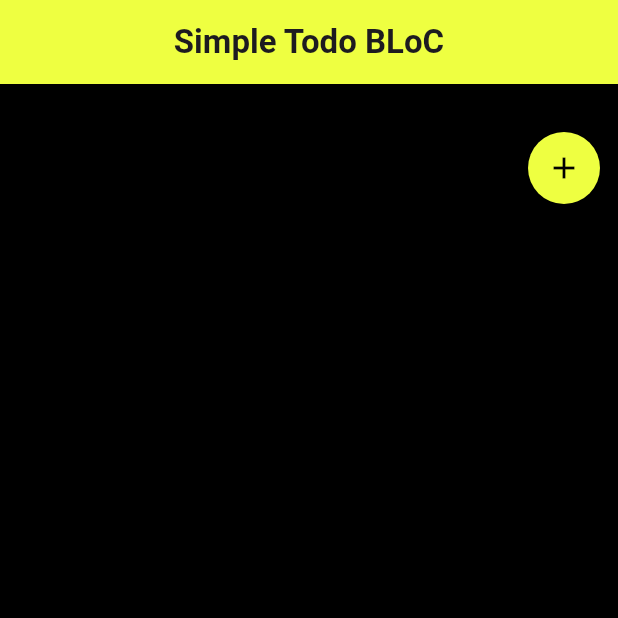
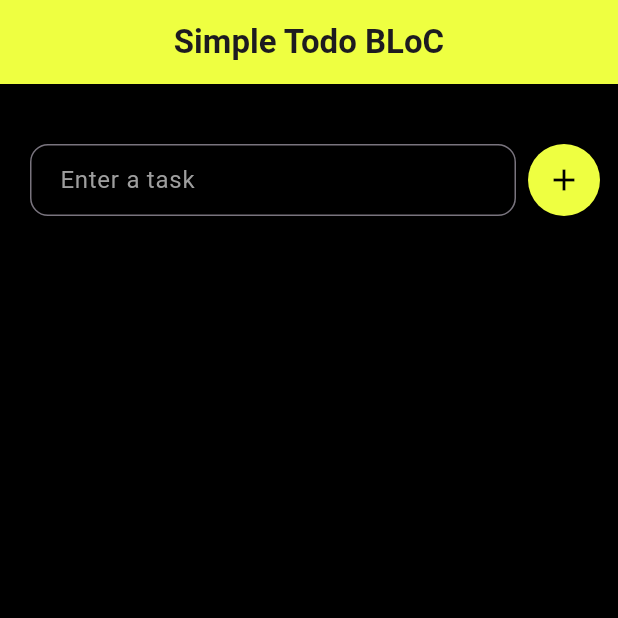
Before and after one commit to CodeWithAmmar1/bLoC-TODO, a Flutter app: the screen it shows after launch, on a phone screen of 412 x 824 dp, the top half of it. Run offline on Flutter 3.47's test engine with Material 3 defaults, Android fonts, the phone set to English and light mode, and no system bars; our stand-ins replace flutter_bloc.

Commit message:
Updating ui

```diff
--- a/lib/main.dart
+++ b/lib/main.dart
@@ -50,10 +50,12 @@ class TodoApp extends StatelessWidget {
                   child: Padding(
                     padding: const EdgeInsets.all(8.0),
                     child: TextField(
+                      style: TextStyle(color: Colors.white),
+                      cursorColor: Colors.limeAccent,
                       controller: controller,
-                      decoration: InputDecoration(tex
+                      decoration: InputDecoration(
                         hintText: 'Enter a task',
-                        hintStyle: TextStyle(color: Colors.white),
+                        hintStyle: TextStyle(color: Colors.grey),
                         contentPadding: EdgeInsets.symmetric(
                           horizontal: 16,
                           vertical: 12,
@@ -107,6 +109,8 @@ class TodoApp extends StatelessWidget {
                                   todos[index].isDone
                                       ? TextDecoration.lineThrough
                                       : null,
+                              decorationColor: Colors.red,
+                              decorationThickness: 2.5,
                             ),
                           ),
                           leading: Checkbox(
```
